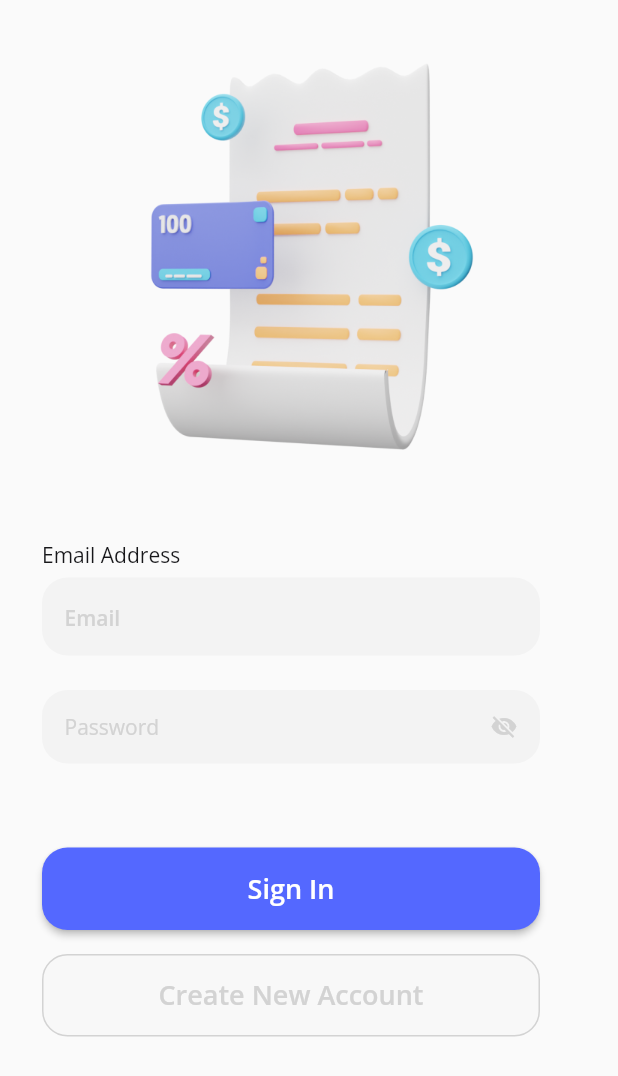
After one commit to anggitpp/7daysdesign, a Flutter app: the screen it shows after launch, after a tap on "Day 3 : Sign In Screen (Light)", on a phone screen of 412 x 824 dp. The commit adds this screen. Shown: the top 1076 px of the screen. Run offline on Flutter 3.47's test engine with Material 2 defaults, Android fonts, the light colour scheme and no system bars; our stand-ins replace google_fonts, supercharged.

Commit message:
finish create day 3 design sign in dark and light

```diff
--- a/lib/ shared/theme.dart
+++ b/lib/ shared/theme.dart
@@ -33,3 +33,10 @@ TextStyle day3openSansText = GoogleFonts.openSans(
 TextStyle day3poppinsText = GoogleFonts.poppins(
   fontSize: 14,
 );
+
+Color day3lightBlackColor = '#17171A'.toColor();
+Color day3lightBackgroundColor = '#F8F8F8'.toColor();
+Color day3lightLightGrayColor = '#CFCFCF'.toColor();
+Color day3lightGrayColor = '#D3D3D3'.toColor();
+Color day3lightBlueColor = '#5468FF'.toColor();
+Color day3lightInputFillColor = '#F3F3F3'.toColor();
--- a/lib/main.dart
+++ b/lib/main.dart
@@ -2,6 +2,7 @@ import 'package:flutter/material.dart';
 import 'package:sevendaysdesign/pages/day2/get_started_page.dart';
 import 'package:sevendaysdesign/pages/day2/welcome_page.dart';
 import 'package:sevendaysdesign/pages/day3/sign_in_dark_page.dart';
+import 'package:sevendaysdesign/pages/day3/sign_in_light_page.dart';
 import 'package:sevendaysdesign/pages/home_page.dart';
 
 void main() {
@@ -16,7 +17,7 @@ class MyApp extends StatelessWidget {
   Widget build(BuildContext context) {
     return MaterialApp(
       title: 'Flutter Demo',
-      home: SignInDarkPage(),
+      home: HomePage(),
     );
   }
 }
--- a/lib/pages/day3/sign_in_dark_page.dart
+++ b/lib/pages/day3/sign_in_dark_page.dart
@@ -25,18 +25,18 @@ class _SignInDarkPageState extends State<SignInDarkPage> {
               'assets/day3-dark-logo.png',
               width: 50,
             ),
-            SizedBox(
+            const SizedBox(
               height: 70,
             ),
             Text(
-              'Welcome back.\nLet\'s make money',
+              'Welcome back.\nLet\'s make money.',
               style: day3poppinsText.copyWith(
                 fontSize: 24,
                 fontWeight: FontWeight.w600,
                 color: Colors.white,
               ),
             ),
-            SizedBox(
+            const SizedBox(
               height: 70,
             ),
             SizedBox(
@@ -50,18 +50,18 @@ class _SignInDarkPageState extends State<SignInDarkPage> {
                   hintStyle: day3openSansText.copyWith(
                       color: day3darkHintColor, fontSize: 14),
                   enabledBorder: OutlineInputBorder(
-                      borderSide: BorderSide(color: Colors.transparent),
+                      borderSide: const BorderSide(color: Colors.transparent),
                       borderRadius: BorderRadius.circular(17)),
                   focusedBorder: OutlineInputBorder(
-                      borderSide: BorderSide(color: Colors.white),
+                      borderSide: const BorderSide(color: Colors.white),
                       borderRadius: BorderRadius.circular(17)),
-                  contentPadding: EdgeInsets.all(15),
+                  contentPadding: const EdgeInsets.all(15),
                   fillColor: day3darkInputFillColor,
                   filled: true,
                 ),
               ),
             ),
-            SizedBox(
+            const SizedBox(
               height: 20,
             ),
             SizedBox(
@@ -76,12 +76,12 @@ class _SignInDarkPageState extends State<SignInDarkPage> {
                   hintStyle: day3openSansText.copyWith(
                       color: day3darkHintColor, fontSize: 14),
                   enabledBorder: OutlineInputBorder(
-                      borderSide: BorderSide(color: Colors.transparent),
+                      borderSide: const BorderSide(color: Colors.transparent),
                       borderRadius: BorderRadius.circular(17)),
                   focusedBorder: OutlineInputBorder(
-                      borderSide: BorderSide(color: Colors.white),
+                      borderSide: const BorderSide(color: Colors.white),
                       borderRadius: BorderRadius.circular(17)),
-                  contentPadding: EdgeInsets.all(15),
+                  contentPadding: const EdgeInsets.all(15),
                   fillColor: day3darkInputFillColor,
                   filled: true,
                   suffixIcon: GestureDetector(
@@ -101,7 +101,7 @@ class _SignInDarkPageState extends State<SignInDarkPage> {
                 ),
               ),
             ),
-            SizedBox(
+            const SizedBox(
               height: 6,
             ),
             Align(
@@ -111,8 +111,8 @@ class _SignInDarkPageState extends State<SignInDarkPage> {
                 style: day3poppinsText.copyWith(color: day3darkGrayColor),
               ),
             ),
-            Spacer(),
-            Container(
+            const Spacer(),
+            SizedBox(
               height: 55,
               width: MediaQuery.of(context).size.width - 2 * 40,
               child: ElevatedButton(
@@ -133,7 +133,7 @@ class _SignInDarkPageState extends State<SignInDarkPage> {
                 onPressed: () {},
               ),
             ),
-            SizedBox(
+            const SizedBox(
               height: 30,
             ),
             Row(
@@ -152,7 +152,7 @@ class _SignInDarkPageState extends State<SignInDarkPage> {
                 ),
               ],
             ),
-            SizedBox(
+            const SizedBox(
               height: 100,
             ),
           ],
--- /dev/null
+++ b/lib/pages/day3/sign_in_light_page.dart
@@ -0,0 +1,169 @@
+import 'package:flutter/material.dart';
+import 'package:sevendaysdesign/%20shared/theme.dart';
+
+class SignInLightPage extends StatefulWidget {
+  const SignInLightPage({Key? key}) : super(key: key);
+
+  @override
+  State<SignInLightPage> createState() => _SignInLightPageState();
+}
+
+class _SignInLightPageState extends State<SignInLightPage> {
+  bool isPasswordVisible = false;
+
+  @override
+  Widget build(BuildContext context) {
+    return Scaffold(
+      body: SafeArea(
+        child: Padding(
+          padding: EdgeInsets.symmetric(horizontal: 28),
+          child: Column(
+            mainAxisAlignment: MainAxisAlignment.start,
+            crossAxisAlignment: CrossAxisAlignment.start,
+            children: [
+              SizedBox(
+                height: 30,
+              ),
+              Center(
+                child: Container(
+                  width: 245,
+                  height: 280,
+                  decoration: BoxDecoration(
+                    image: DecorationImage(
+                      image: AssetImage('assets/day3-light-logo.png'),
+                    ),
+                  ),
+                ),
+              ),
+              SizedBox(
+                height: 50,
+              ),
+              Text(
+                'Email Address',
+                style: day3openSansText.copyWith(color: day3lightBlackColor),
+              ),
+              SizedBox(
+                height: 6,
+              ),
+              SizedBox(
+                width: MediaQuery.of(context).size.width - 40 * 2,
+                height: 55,
+                child: TextField(
+                  style: day3openSansText.copyWith(
+                    color: day3lightBlackColor,
+                    fontSize: 16,
+                    fontWeight: FontWeight.w600,
+                  ),
+                  decoration: InputDecoration(
+                    hintText: 'Email',
+                    hintStyle: day3openSansText.copyWith(
+                        color: day3lightGrayColor, fontSize: 14),
+                    enabledBorder: OutlineInputBorder(
+                        borderSide: const BorderSide(color: Colors.transparent),
+                        borderRadius: BorderRadius.circular(17)),
+                    focusedBorder: OutlineInputBorder(
+                        borderSide: const BorderSide(color: Colors.white),
+                        borderRadius: BorderRadius.circular(17)),
+                    contentPadding: const EdgeInsets.all(15),
+                    fillColor: day3lightInputFillColor,
+                    filled: true,
+                  ),
+                ),
+              ),
+              SizedBox(
+                height: 20,
+              ),
+              SizedBox(
+                width: MediaQuery.of(context).size.width - 40 * 2,
+                height: 55,
+                child: TextField(
+                  obscureText: isPasswordVisible ? false : true,
+                  style: day3openSansText.copyWith(
+                      color: day3lightBlackColor, fontSize: 14),
+                  decoration: InputDecoration(
+                    hintText: 'Password',
+                    hintStyle: day3openSansText.copyWith(
+                        color: day3lightGrayColor, fontSize: 14),
+                    enabledBorder: OutlineInputBorder(
+                        borderSide: const BorderSide(color: Colors.transparent),
+                        borderRadius: BorderRadius.circular(17)),
+                    focusedBorder: OutlineInputBorder(
+                        borderSide: const BorderSide(color: Colors.white),
+                        borderRadius: BorderRadius.circular(17)),
+                    contentPadding: const EdgeInsets.all(15),
+                    fillColor: day3lightInputFillColor,
+                    filled: true,
+                    suffixIcon: GestureDetector(
+                      onTap: () {
+                        setState(() {
+                          isPasswordVisible = !isPasswordVisible;
+                        });
+                      },
+                      child: Icon(
+                        isPasswordVisible
+                            ? Icons.visibility
+                            : Icons.visibility_off,
+                        size: 18,
+                        color: day3lightGrayColor,
+                      ),
+                    ),
+                  ),
+                ),
+              ),
+              SizedBox(
+                height: 50,
+              ),
+              SizedBox(
+                height: 55,
+                width: MediaQuery.of(context).size.width - 2 * 40,
+                child: ElevatedButton(
+                  style: ElevatedButton.styleFrom(
+                    primary: day3lightBlueColor,
+                    shape: RoundedRectangleBorder(
+                      borderRadius: BorderRadius.circular(17),
+                    ),
+                  ),
+                  child: Text(
+                    'Sign In',
+                    style: day3openSansText.copyWith(
+                      color: Colors.white,
+                      fontSize: 18,
+                      fontWeight: FontWeight.w600,
+                    ),
+                  ),
+                  onPressed: () {},
+                ),
+              ),
+              SizedBox(
+                height: 16,
+              ),
+              SizedBox(
+                height: 55,
+                width: MediaQuery.of(context).size.width - 2 * 40,
+                child: ElevatedButton(
+                  style: ElevatedButton.styleFrom(
+                    side: BorderSide(color: day3lightGrayColor),
+                    elevation: 0,
+                    primary: day3lightBackgroundColor,
+                    shape: RoundedRectangleBorder(
+                      borderRadius: BorderRadius.circular(17),
+                    ),
+                  ),
+                  child: Text(
+                    'Create New Account',
+                    style: day3openSansText.copyWith(
+                      color: day3lightGrayColor,
+                      fontSize: 18,
+                      fontWeight: FontWeight.w600,
+                    ),
+                  ),
+                  onPressed: () {},
+                ),
+              ),
+            ],
+          ),
+        ),
+      ),
+    );
+  }
+}
--- a/lib/pages/home_page.dart
+++ b/lib/pages/home_page.dart
@@ -1,6 +1,8 @@
 import 'package:flutter/material.dart';
 import 'package:sevendaysdesign/pages/day1/splash_page.dart' as day1;
 import 'package:sevendaysdesign/pages/day2/welcome_page.dart' as day2;
+import 'package:sevendaysdesign/pages/day3/sign_in_dark_page.dart';
+import 'package:sevendaysdesign/pages/day3/sign_in_light_page.dart';
 import 'package:sevendaysdesign/widgets/home_page_box.dart';
 
 class HomePage extends StatelessWidget {
@@ -29,7 +31,22 @@ class HomePage extends StatelessWidget {
                 ),
               ),
             ),
-            HomePageBox(text: 'Day 3 : Sign In Screen'),
+            HomePageBox(
+              text: 'Day 3 : Sign In Screen (Dark)',
+              onPressed: () => Navigator.of(context).push(
+                MaterialPageRoute(
+                  builder: (context) => SignInDarkPage(),
+                ),
+              ),
+            ),
+            HomePageBox(
+              text: 'Day 3 : Sign In Screen (Light)',
+              onPressed: () => Navigator.of(context).push(
+                MaterialPageRoute(
+                  builder: (context) => SignInLightPage(),
+                ),
+              ),
+            ),
             HomePageBox(text: 'Day 4 : Empty State'),
             HomePageBox(text: 'Day 5 : Rating Screen'),
             HomePageBox(text: 'Day 6 : Pricing Screen'),
```
Also changed, not shown: assets/day3-light-logo.png (added).
